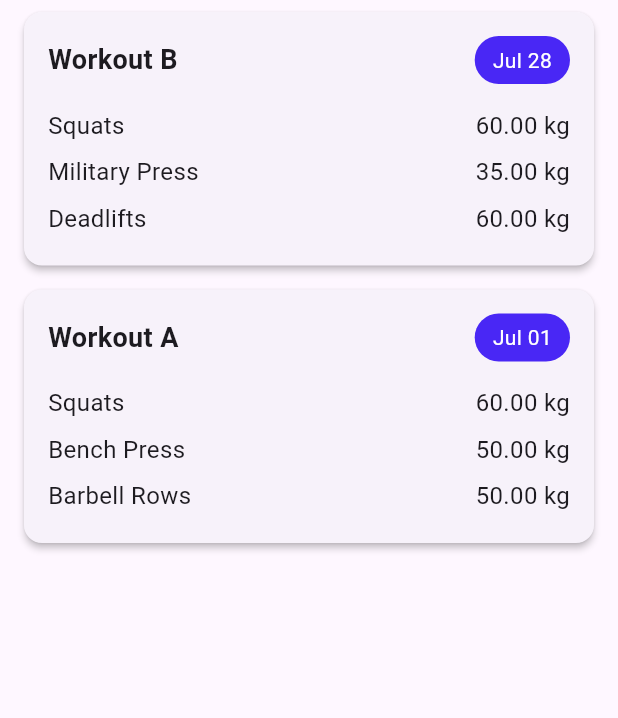
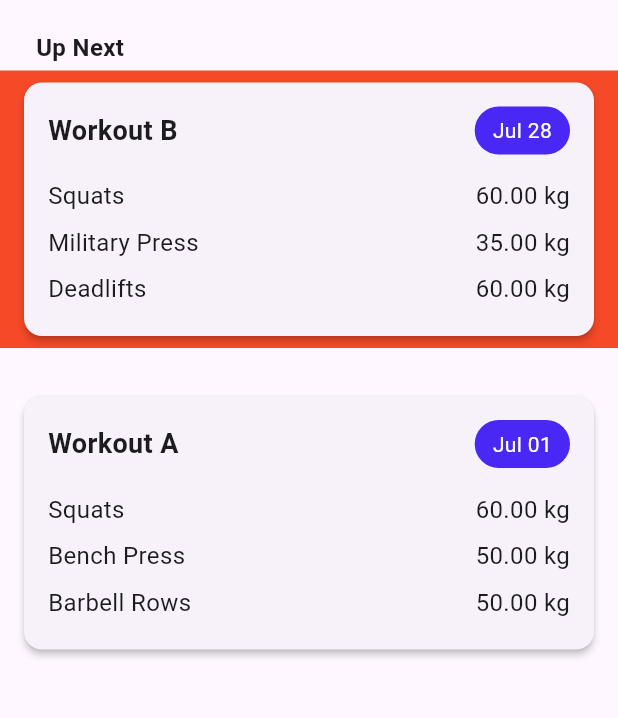
Before and after one commit to c3hmke/trackrinator, a Flutter app: the screen it shows after launch, on a phone screen of 412 x 824 dp, the part 84-802 px from its top. Run offline on Flutter 3.47's test engine with Material 3 defaults, Android fonts, the phone set to English and light mode, and no system bars.

Commit message:
Highlight the next workout on the home page

```diff
--- a/lib/features/home/home_page.dart
+++ b/lib/features/home/home_page.dart
@@ -1,5 +1,6 @@
 import 'package:flutter/material.dart';
 import 'package:trackrinator/widgets/header.dart';
+import 'package:trackrinator/app/theme.dart';
 import 'package:trackrinator/models/workout.dart';
 import 'workout_card.dart';
 
@@ -39,7 +40,29 @@ class HomePage extends StatelessWidget {
     return Scaffold(
       appBar: const Header(title: '5x5 Workout Trackrinator'),
       body: ListView(
-        children: workouts.map((w) => WorkoutCard(workout: w)).toList(),
+        padding: const EdgeInsets.only(top: 16),
+        children: [
+
+          // Up Next Label
+          const Padding (
+            padding: EdgeInsets.symmetric(horizontal: 24, vertical: 4),
+            child: Text('Up Next', style: TextStyle(fontSize: 16, fontWeight: FontWeight.bold))
+          ),
+
+          // Highlighted first card
+          Container(
+            decoration: BoxDecoration(
+              boxShadow: [BoxShadow(color: AppTheme.colors.secondary)]
+            ),
+            child: WorkoutCard(workout: workouts.first)
+          ),
+
+          // Spacer
+          const SizedBox(height: 24),
+
+          // Remaining exercises
+          ...workouts.skip(1).map((w) => WorkoutCard(workout: w)).toList(),
+        ]
       )
     );
   }
```
